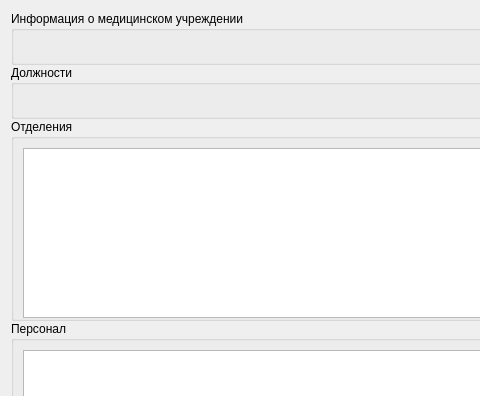
The window that src/departments/maindepartmentswidget.ui (megakoko/m-system) describes before a commit, drawn with Qt 5; both pictures show x 0 to 480 and y 0 to 396 of the 823 by 535 pixel window.
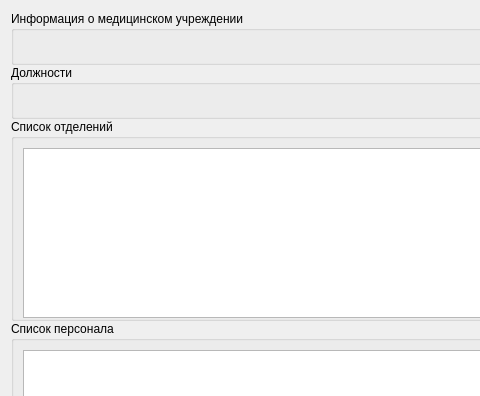
The same window after the commit.

Commit message: Изменил внешний вид главного виджета модуля информации о мед. учреждении. Добавил в тамошние SQL-запросы ORDER BY.

The edit to the form file:
```diff
--- a/src/departments/maindepartmentswidget.ui
+++ b/src/departments/maindepartmentswidget.ui
@@ -93,7 +93,7 @@
    <item>
     <widget class="QGroupBox" name="groupBox_2">
      <property name="title">
-      <string>Отделения</string>
+      <string>Список отделений</string>
      </property>
      <layout class="QHBoxLayout" name="horizontalLayout_2">
       <property name="rightMargin">
@@ -159,7 +159,7 @@
    <item>
     <widget class="QGroupBox" name="groupBox">
      <property name="title">
-      <string>Персонал</string>
+      <string>Список персонала</string>
      </property>
      <layout class="QHBoxLayout" name="horizontalLayout">
       <property name="rightMargin">
```
Left out of the diff: 6 changed lines with no effect on the pictures. The commit also changes 2 other files.
